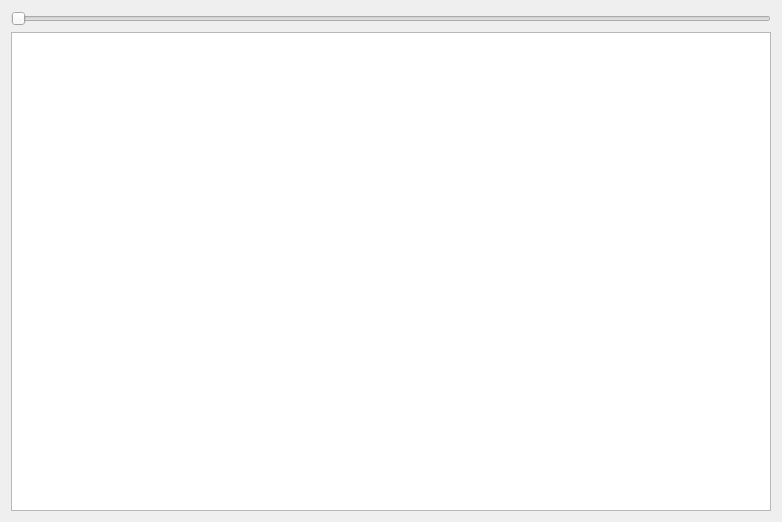
First picture: the form in DentistApp18/DentistApp10/DentistApp/blending.ui, repository Jyeong2c/Project, before the edit.
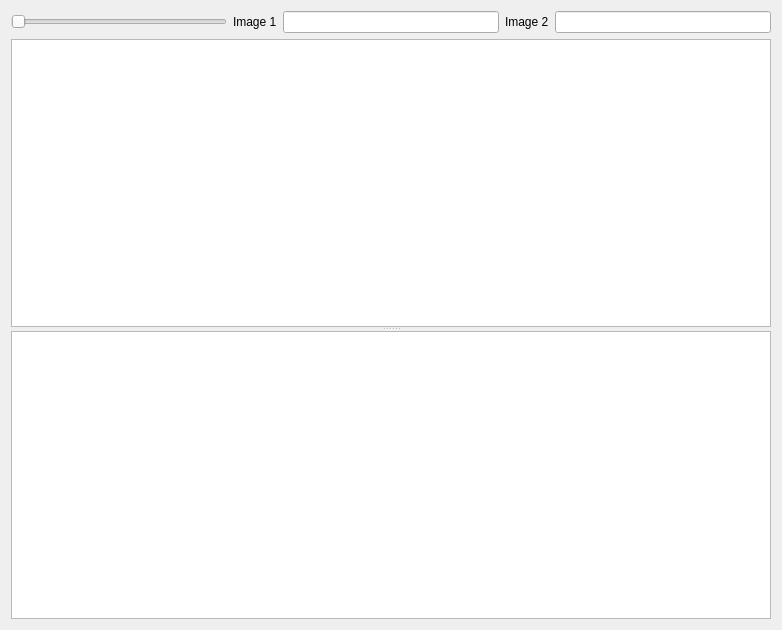
Second picture: the form after the edit.

Commit message:
modify blending Dialog
modify blending Dialog

Patch:
```diff
--- a/DentistApp18/DentistApp10/DentistApp/blending.ui
+++ b/DentistApp18/DentistApp10/DentistApp/blending.ui
@@ -7,23 +7,67 @@
     <x>0</x>
     <y>0</y>
     <width>782</width>
-    <height>522</height>
+    <height>630</height>
    </rect>
   </property>
   <property name="windowTitle">
    <string>Dialog</string>
   </property>
-  <layout class="QGridLayout" name="gridLayout">
-   <item row="0" column="0">
-    <widget class="QSlider" name="alphaSlider">
+  <layout class="QVBoxLayout" name="verticalLayout">
+   <item>
+    <layout class="QHBoxLayout" name="horizontalLayout">
+     <item>
+      <widget class="QSlider" name="alphaSlider">
+       <property name="orientation">
+        <enum>Qt::Horizontal</enum>
+       </property>
+      </widget>
+     </item>
+     <item>
+      <widget class="QLabel" name="label">
+       <property name="text">
+        <string>Image 1</string>
+       </property>
+      </widget>
+     </item>
+     <item>
+      <widget class="QLineEdit" name="ImageOneLineEdit">
+       <property name="text">
+        <string/>
+       </property>
+      </widget>
+     </item>
+     <item>
+      <widget class="QLabel" name="label_2">
+       <property name="text">
+        <string>Image 2</string>
+       </property>
+      </widget>
+     </item>
+     <item>
+      <widget class="QLineEdit" name="ImageTwoLineEdit"/>
+     </item>
+    </layout>
+   </item>
+   <item>
+    <widget class="QSplitter" name="splitter">
      <property name="orientation">
-      <enum>Qt::Horizontal</enum>
+      <enum>Qt::Vertical</enum>
      </property>
+     <property name="childrenCollapsible">
+      <bool>false</bool>
+     </property>
+     <widget class="QGraphicsView" name="pixelDataGraphics"/>
+     <widget class="QListWidget" name="imageListWidget">
+      <property name="resizeMode">
+       <enum>QListView::Fixed</enum>
+      </property>
+      <property name="viewMode">
+       <enum>QListView::ListMode</enum>
+      </property>
+     </widget>
     </widget>
    </item>
-   <item row="1" column="0">
-    <widget class="QGraphicsView" name="pixelDataGraphics"/>
-   </item>
   </layout>
  </widget>
  <resources/>
```
The commit also changes 13 other files.
